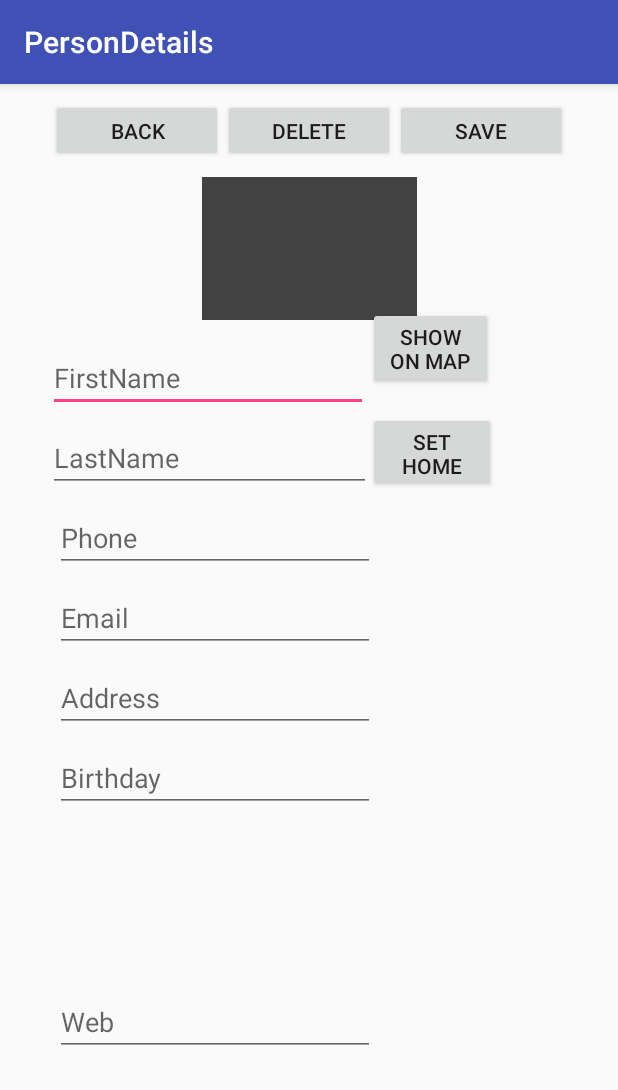
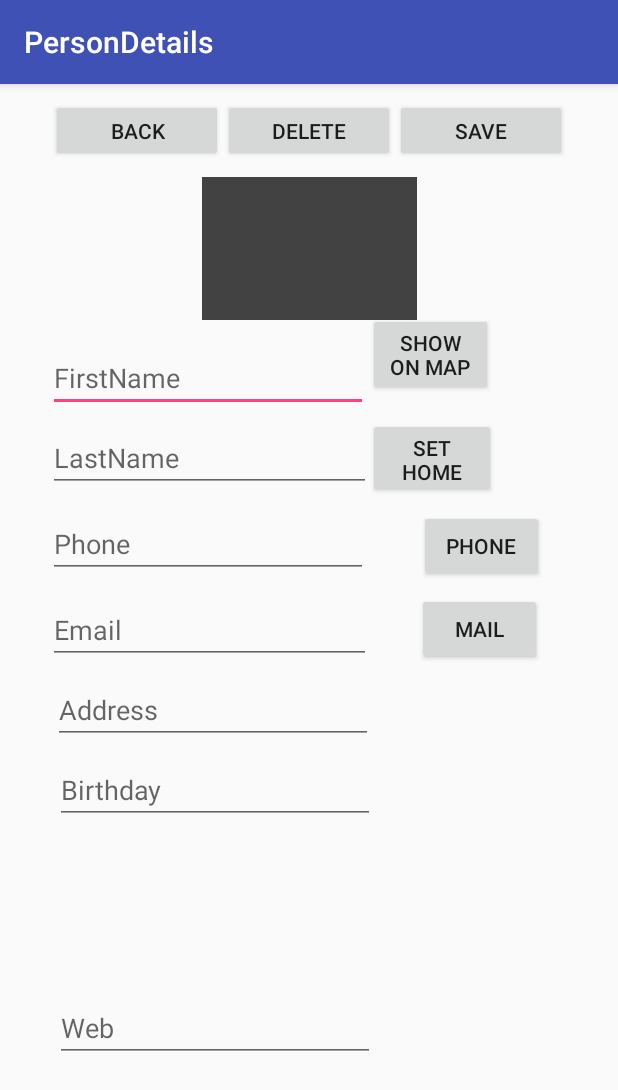
Before and after one commit to BetterEdition/FriendsAppRepo, an Android app: the screen it shows after launch (DetailsActivity), after a tap on "ADD", on a phone screen of 412 x 824 dp. Shown: the top 1090 px of the screen. Run offline under Robolectric (Android 15) with nearby library versions, the phone set to English and light mode, and no system bars.

Commit message:
added location, mail and phone

```diff
--- a/app/src/main/java/com/example/jesperenemark/friendsapp/BE/Friend.java
+++ b/app/src/main/java/com/example/jesperenemark/friendsapp/BE/Friend.java
@@ -17,7 +17,7 @@ public class Friend {
     public String BirthDate;
     public String Image;
 
-    public Friend(int id,String firstName, String lastName, String address, String phoneNumber, String mailAddress, String img ) {
+    public Friend(int id,String firstName, String lastName, String address, String phoneNumber, String mailAddress, String img, String location ) {
         this.Id = id;
         this.FirstName = firstName;
         this.LastName = lastName;
@@ -25,6 +25,7 @@ public class Friend {
         this.PhoneNumber = phoneNumber;
         this.MailAddress = mailAddress;
         this.Image = img;
+        this.Location = location;
 
     }
 
--- a/app/src/main/java/com/example/jesperenemark/friendsapp/Controller/DetailsActivity.java
+++ b/app/src/main/java/com/example/jesperenemark/friendsapp/Controller/DetailsActivity.java
@@ -1,5 +1,9 @@
 package com.example.jesperenemark.friendsapp.Controller;
 
+import android.content.Context;
+import android.location.Location;
+import android.location.LocationListener;
+import android.location.LocationManager;
 import android.support.v7.app.AppCompatActivity;
 import android.Manifest;
 import android.app.Activity;
@@ -40,9 +44,12 @@ public class DetailsActivity extends AppCompatActivity {
     // Widgets
     Button buttonAdd;
     Button backbtn;
+    Button openPhone;
+    Button openMail;
+    Button btngetLocation;
 
 
-
+    String homeLocation;
     Button buttonInsert;
     Button buttonDelete;
     EditText firstNameText,lastNameText, addressText, mailText, birthDateText, phoneText;
@@ -56,6 +63,7 @@ public class DetailsActivity extends AppCompatActivity {
    private final static String LOGTAG = "Camera01";
    private final static int CAPTURE_IMAGE_ACTIVITY_REQUEST_CODE = 100;
    private static final int MY_PERMISSIONS_REQUEST_WRITE_EXTERNAL_STORAGE = 200;
+   private static final int MY_PERMISSIONS_REQUEST__ACCESS_FINE_LOCATION = 200;
     File mFile;
     ImageView mImage;
 
@@ -72,10 +80,15 @@ public class DetailsActivity extends AppCompatActivity {
         buttonAdd = (Button) findViewById(R.id.btnSave);
         buttonInsert = (Button) findViewById(R.id.btnSave);
         buttonDelete = (Button) findViewById(R.id.btnDelete);
+        openPhone = (Button) findViewById(R.id.btnOpenPhone);
+        openMail = (Button) findViewById(R.id.btnOpenMail);
+        btngetLocation = (Button) findViewById(R.id.btnSetHome);
         init();
         //displayInfo();
         delete();
-
+        OpenPhoneView();
+        OpenMailView();
+        SetHome();
         backbtn = (Button) findViewById(R.id.btnBack);
         clickBack();
 
@@ -102,6 +115,29 @@ public class DetailsActivity extends AppCompatActivity {
         });
 
     }
+
+    private void SetHome() {
+        btngetLocation.setOnClickListener(new View.OnClickListener() {
+            public void onClick(View v) {
+                LocationManager locationManager = (LocationManager)
+                        getSystemService(Context.LOCATION_SERVICE);
+                if (ContextCompat.checkSelfPermission(DetailsActivity.this, Manifest.permission.ACCESS_FINE_LOCATION)
+                        != PackageManager.PERMISSION_GRANTED) {
+                    ActivityCompat.requestPermissions(DetailsActivity.this,
+                            new String[]{Manifest.permission.ACCESS_FINE_LOCATION},
+                            MY_PERMISSIONS_REQUEST__ACCESS_FINE_LOCATION);
+                }
+                else {
+                    Location location = locationManager.getLastKnownLocation(LocationManager.GPS_PROVIDER);
+                    String latitude = String.valueOf(location.getLatitude());
+                    String longtitude = String.valueOf(location.getLongitude());
+                    homeLocation = latitude + ", " + longtitude;
+                    Log.d("DetailActivity", "Friend's location: " + homeLocation);
+                }
+            }
+        });
+    }
+
     private void onClickTakePics()
     {
         mFile = getOutputMediaFile();
@@ -191,7 +227,7 @@ public class DetailsActivity extends AppCompatActivity {
         String birthdate = birthDateText.getText().toString();
         String phone = phoneText.getText().toString();
 
-        appProvider.addPerson(new Friend(0, firstname, lastname, address, mail, phone, Uri.fromFile(mFile).toString()));
+        appProvider.addPerson(new Friend(0,firstname, lastname, address, mail, phone, Uri.fromFile(mFile).toString(),homeLocation));
         firstNameText.setText("");
         lastNameText.setText("");
         addressText.setText("");
@@ -201,6 +237,22 @@ public class DetailsActivity extends AppCompatActivity {
                 "Phone: "  + phone + "PhotoDirectory: " + Uri.fromFile(mFile).toString(), Toast.LENGTH_LONG).show();
     }
 
+    public void OpenPhoneView() {
+        openPhone.setOnClickListener(new View.OnClickListener() {
+            public void onClick(View v) {
+                Intent i = new Intent(Intent.ACTION_DIAL, null);
+                startActivity(i);
+            }
+        });
+    }
+    public void OpenMailView() {
+        openMail.setOnClickListener(new View.OnClickListener() {
+            public void onClick(View v) {
+                Intent intent = getPackageManager().getLaunchIntentForPackage("com.google.android.gm");
+                startActivity(intent);
+            }
+            });
+    }
 
     public void clickBack() {
         backbtn.setOnClickListener(new View.OnClickListener() {
@@ -225,14 +277,13 @@ public class DetailsActivity extends AppCompatActivity {
         });
     }
 
-//    public void displayInfo() {
-//        int index = getIntent().getExtras().getInt("index");
-//
-//        Friend current = appProvider.getAll().get(index);
-//
-//        EditText txtName = (EditText) findViewById(R.id.person_firstName);
-//
-//        txtName.setText(current.FirstName);
-//    }
+        public void displayInfo() {
+        int index = getIntent().getExtras().getInt("index");
+
+          Friend current = appProvider.getAll().get(index);
+          EditText txtName = (EditText) findViewById(R.id.person_firstName);
+          txtName.setText(current.FirstName);
+     }
+
 
 }
--- a/app/src/main/java/com/example/jesperenemark/friendsapp/Controller/MainActivity.java
+++ b/app/src/main/java/com/example/jesperenemark/friendsapp/Controller/MainActivity.java
@@ -2,6 +2,7 @@ package com.example.jesperenemark.friendsapp.Controller;
 import android.content.Intent;
 import android.os.Bundle;
 import android.support.v7.app.AppCompatActivity;
+import android.util.Log;
 import android.view.Menu;
 import android.view.MenuItem;
 import android.view.View;
@@ -106,7 +107,8 @@ public class MainActivity extends AppCompatActivity {
         AppProvider appProvider = new AppProvider(this);
         a = new ArrayAdapter<Friend>(this,
                         android.R.layout.simple_list_item_1,
-                        appProvider.getAll() );
+                        appProvider.getAll());
+        Log.d(TAG, "fillList: " + appProvider.getAll());
         listV.setAdapter(a);
 
     }
--- a/app/src/main/res/layout/detail.xml
+++ b/app/src/main/res/layout/detail.xml
@@ -43,32 +43,26 @@
         android:id="@+id/person_phone"
         android:layout_width="wrap_content"
         android:layout_height="wrap_content"
-        android:layout_marginEnd="8dp"
-        android:layout_marginStart="8dp"
-        android:layout_marginTop="8dp"
+        android:layout_marginStart="32dp"
+        android:layout_marginTop="12dp"
         android:ems="10"
         android:hint="@string/phone"
         android:inputType="phone"
         android:visibility="visible"
-        app:layout_constraintEnd_toEndOf="parent"
-        app:layout_constraintHorizontal_bias="0.156"
         app:layout_constraintStart_toStartOf="parent"
         app:layout_constraintTop_toBottomOf="@+id/person_lastName" />
 
     <EditText
         android:id="@+id/person_email"
-        android:layout_width="wrap_content"
+        android:layout_width="215dp"
         android:layout_height="wrap_content"
-        android:layout_marginEnd="8dp"
-        android:layout_marginStart="8dp"
-        android:layout_marginTop="8dp"
+        android:layout_marginStart="32dp"
+        android:layout_marginTop="12dp"
         android:ems="10"
         android:hint="@string/email"
         android:inputType="textEmailAddress"
         android:labelFor="@+id/person_email"
         android:visibility="visible"
-        app:layout_constraintEnd_toEndOf="parent"
-        app:layout_constraintHorizontal_bias="0.156"
         app:layout_constraintStart_toStartOf="parent"
         app:layout_constraintTop_toBottomOf="@+id/person_phone" />
 
@@ -85,7 +79,7 @@
         android:labelFor="@+id/person_address"
         android:visibility="visible"
         app:layout_constraintEnd_toEndOf="parent"
-        app:layout_constraintHorizontal_bias="0.156"
+        app:layout_constraintHorizontal_bias="0.15"
         app:layout_constraintStart_toStartOf="parent"
         app:layout_constraintTop_toBottomOf="@+id/person_email" />
 
@@ -205,4 +199,29 @@
         app:layout_constraintTop_toBottomOf="@+id/linearLayout2"
         app:srcCompat="@color/cardview_dark_background" />
 
+    <Button
+        android:id="@+id/btnOpenPhone"
+        android:layout_width="83dp"
+        android:layout_height="wrap_content"
+        android:layout_marginEnd="16dp"
+        android:layout_marginTop="8dp"
+        android:text="Phone"
+        app:layout_constraintEnd_toEndOf="parent"
+        app:layout_constraintStart_toEndOf="@+id/person_phone"
+        app:layout_constraintTop_toBottomOf="@+id/btnSetHome" />
+
+    <Button
+        android:id="@+id/btnOpenMail"
+        android:layout_width="83dp"
+        android:layout_height="wrap_content"
+        android:layout_marginBottom="8dp"
+        android:layout_marginEnd="16dp"
+        android:layout_marginTop="8dp"
+        android:text="Mail"
+        app:layout_constraintBottom_toTopOf="@+id/person_address"
+        app:layout_constraintEnd_toEndOf="parent"
+        app:layout_constraintHorizontal_bias="0.473"
+        app:layout_constraintStart_toEndOf="@+id/person_email"
+        app:layout_constraintTop_toBottomOf="@+id/btnOpenPhone" />
+
 </android.support.constraint.ConstraintLayout>
```
